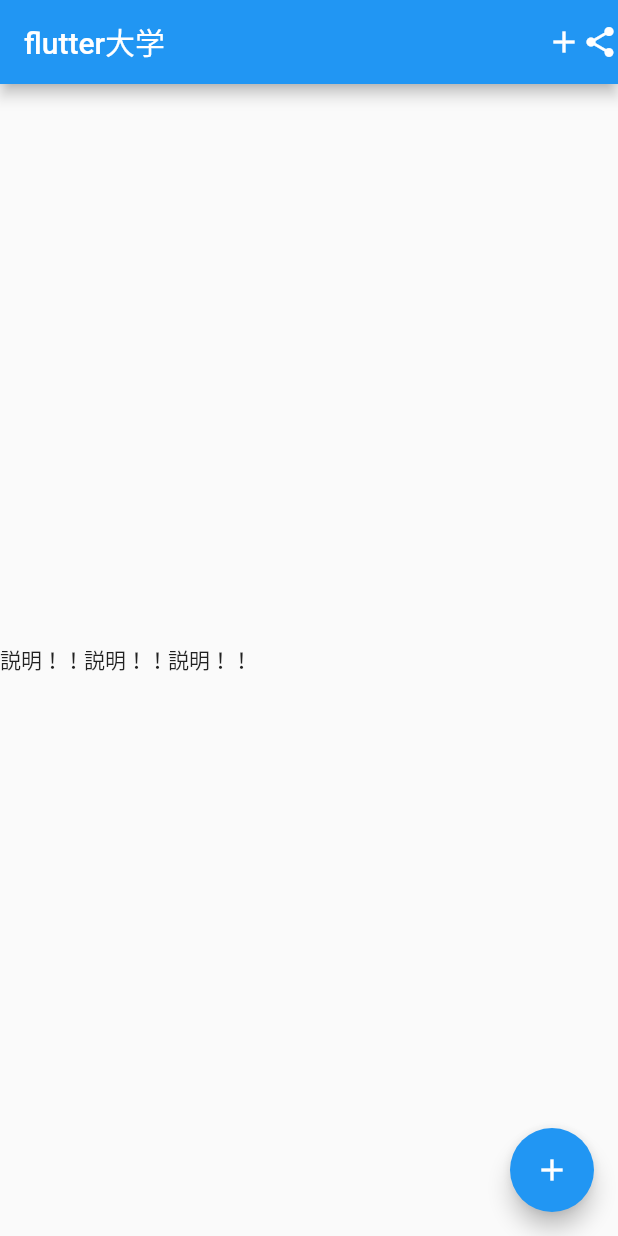
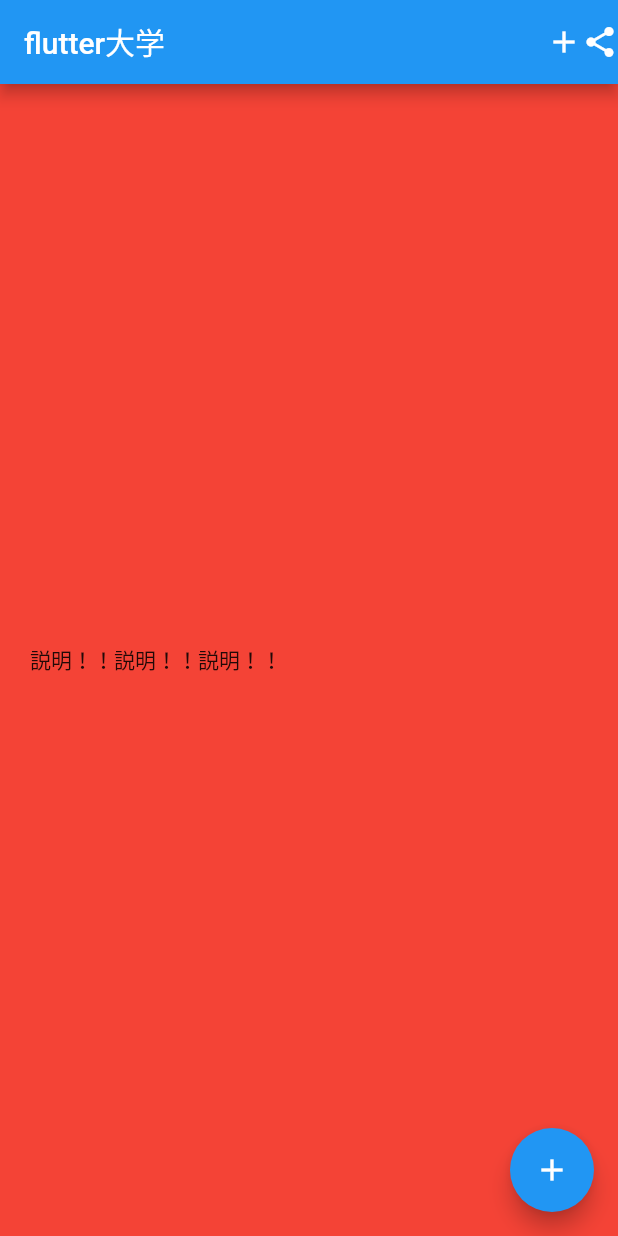
Before and after one commit to tokitsu/flutter_bootcamp, a Flutter app: the screen it shows after launch, on a phone screen of 412 x 824 dp. Run offline on Flutter 3.47's test engine with Material 2 defaults, Android fonts, the phone set to English and light mode, and no system bars.

Commit message:
add color in container

```diff
--- a/lib/main.dart
+++ b/lib/main.dart
@@ -46,7 +46,11 @@ class _MyHomePageState extends State<MyHomePage> {
           Icon(Icons.share),
         ]
       ),
-      body: Center(
+      body: Container(
+        height: double.infinity,
+        color: Colors.red,
+        child: Padding(
+          padding: const EdgeInsets.all(20.0),
           child: Row(
             children: <Widget>[
               Text(
@@ -58,6 +62,7 @@ class _MyHomePageState extends State<MyHomePage> {
             ],
           ),
         ),
+      ),
       floatingActionButton: FloatingActionButton(
         onPressed: _incrementCounter,
         tooltip: 'Increment',
```
Lines whose indentation alone changed are shown as unchanged.
